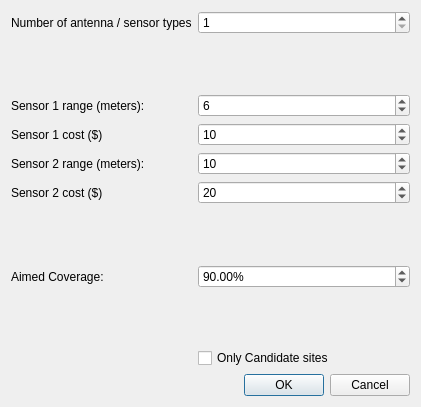
First picture: the form in scripts/SmartBuilding/SensorsWidget/SensorsWidget.ui, repository andreaciri/qcad, before the edit.
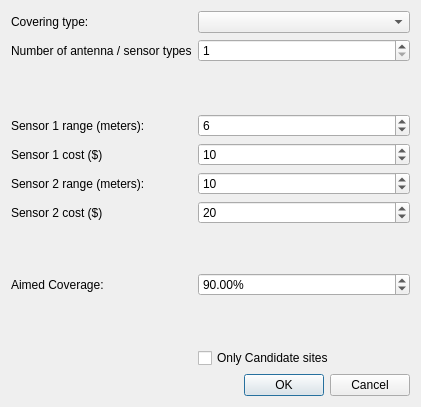
Second picture: the form after the edit.

Commit message: Technique selection in dialog box

Diff of the .ui file:
```diff
--- a/scripts/SmartBuilding/SensorsWidget/SensorsWidget.ui
+++ b/scripts/SmartBuilding/SensorsWidget/SensorsWidget.ui
@@ -187,6 +187,20 @@
      </property>
     </widget>
    </item>
+   <item row="0" column="1">
+    <widget class="QComboBox" name="Technique">
+     <property name="minimumContentsLength">
+      <number>0</number>
+     </property>
+    </widget>
+   </item>
+   <item row="0" column="0">
+    <widget class="QLabel" name="label_7">
+     <property name="text">
+      <string>Covering type:</string>
+     </property>
+    </widget>
+   </item>
   </layout>
  </widget>
  <resources/>
```
The commit also changes 1 other file.
